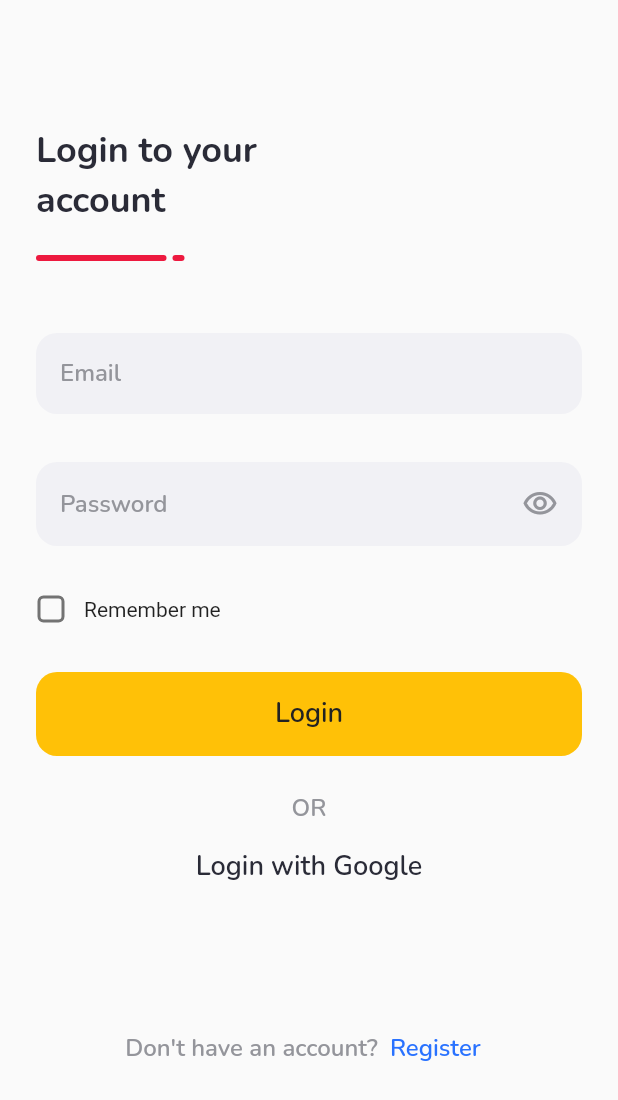
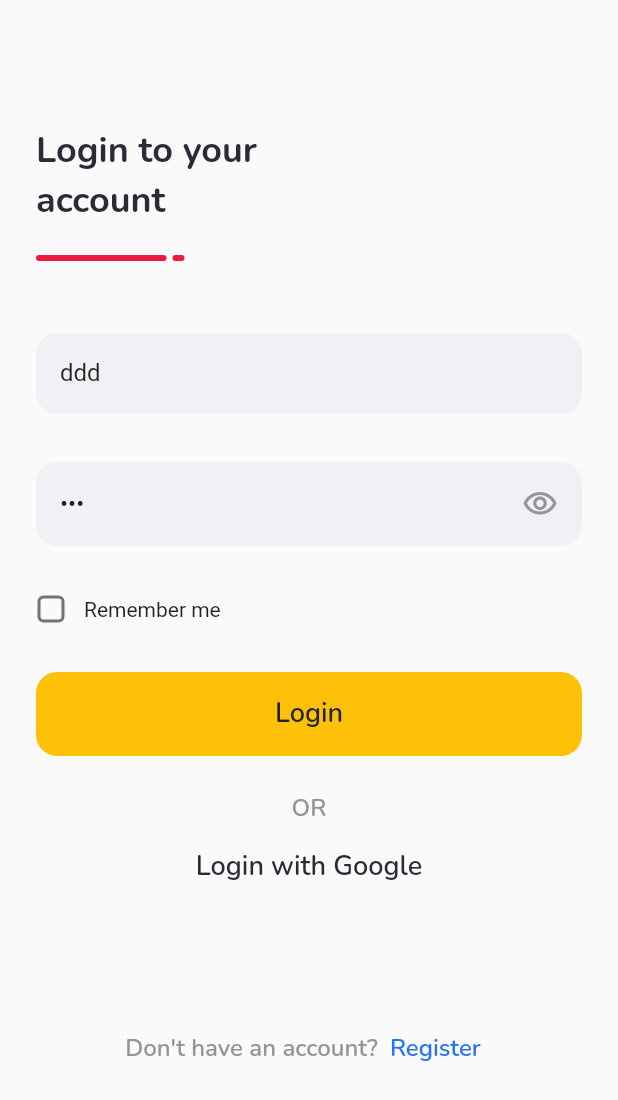
Before and after one commit to dyavas21/SplitBill, a Flutter app: the screen it shows after launch, after a tap on "SKIP", after a tap on "NEXT", on a phone screen of 412 x 824 dp. Shown: the top 1100 px of the screen. Run offline on Flutter 3.47's test engine with Material 2 defaults, Android fonts, the phone set to English and light mode, and no system bars; our stand-ins replace carousel_slider, fluttertoast, google_fonts.

Commit message:
login changes

```diff
--- a/splitbill/lib/page/sign_in_page.dart
+++ b/splitbill/lib/page/sign_in_page.dart
@@ -10,8 +10,8 @@ class SignInPage extends StatefulWidget {
 
 class _SignInPageState extends State<SignInPage> {
   late FToast fToast;
-  final emailController = TextEditingController(text: '');
-  final passwordController = TextEditingController(text: '');
+  final emailController = TextEditingController(text: 'ddd');
+  final passwordController = TextEditingController(text: '123');
 
   bool isShowPasswordError = false;
   bool isRememberMe = false;
```
Also changed, not shown: 1 other file.
